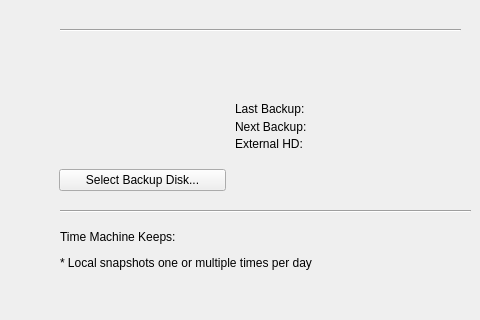
Before: the Qt Designer form src/gui.ui in GeovaneJefferson/timemachine, drawn with Qt 5; both pictures show x 220 to 700 and y 0 to 320 of the 700 by 450 pixel window.
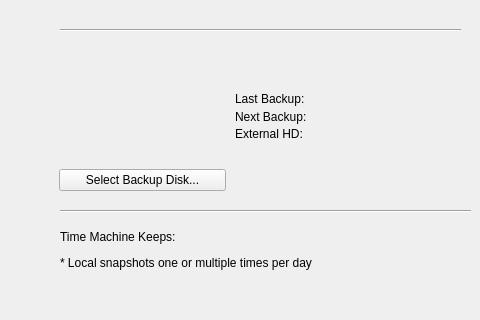
After: the same form once the commit is applied. Icons and pictures are not drawn.

Patch:
```diff
--- a/src/gui.ui
+++ b/src/gui.ui
@@ -177,7 +177,7 @@
     <property name="geometry">
      <rect>
       <x>455</x>
-      <y>100</y>
+      <y>90</y>
       <width>231</width>
       <height>18</height>
      </rect>
@@ -209,7 +209,7 @@
     <property name="geometry">
      <rect>
       <x>455</x>
-      <y>118</y>
+      <y>108</y>
       <width>221</width>
       <height>18</height>
      </rect>
@@ -225,7 +225,7 @@
     <property name="geometry">
      <rect>
       <x>455</x>
-      <y>135</y>
+      <y>125</y>
       <width>231</width>
       <height>18</height>
      </rect>
```
